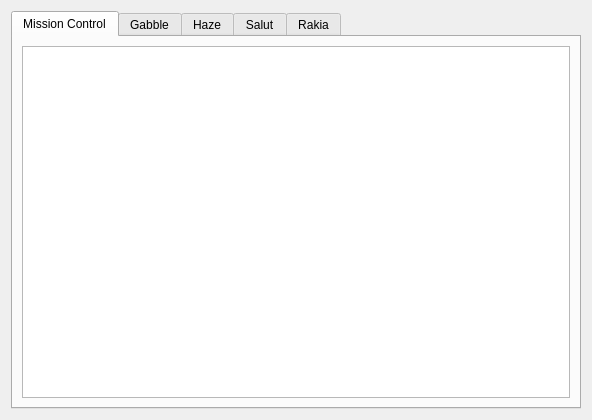
KDE/ktp-common-internals, file tools/debugger/main-window.ui: the form before one commit.
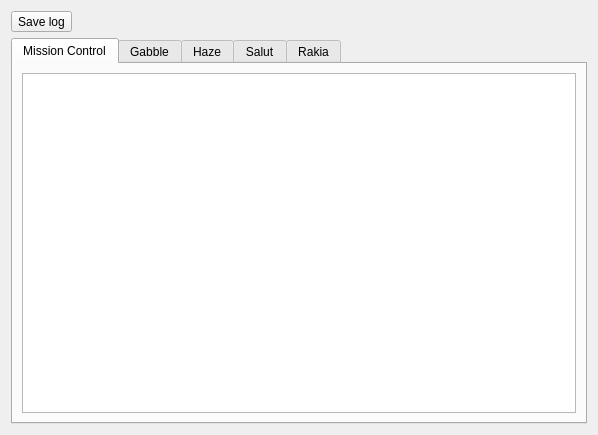
The form after the commit. Custom widgets are drawn as their Qt base class.

Diff of the .ui file:
```diff
--- a/tools/debugger/main-window.ui
+++ b/tools/debugger/main-window.ui
@@ -6,11 +6,21 @@
    <rect>
     <x>0</x>
     <y>0</y>
-    <width>592</width>
-    <height>420</height>
+    <width>598</width>
+    <height>435</height>
    </rect>
   </property>
-  <layout class="QHBoxLayout" name="horizontalLayout">
+  <layout class="QVBoxLayout" name="verticalLayout">
+   <item>
+    <widget class="QToolButton" name="saveButton">
+     <property name="toolTip">
+      <string>Saves the log into a file.</string>
+     </property>
+     <property name="text">
+      <string>Save log</string>
+     </property>
+    </widget>
+   </item>
    <item>
     <widget class="QTabWidget" name="tabWidget">
      <property name="currentIndex">
```
